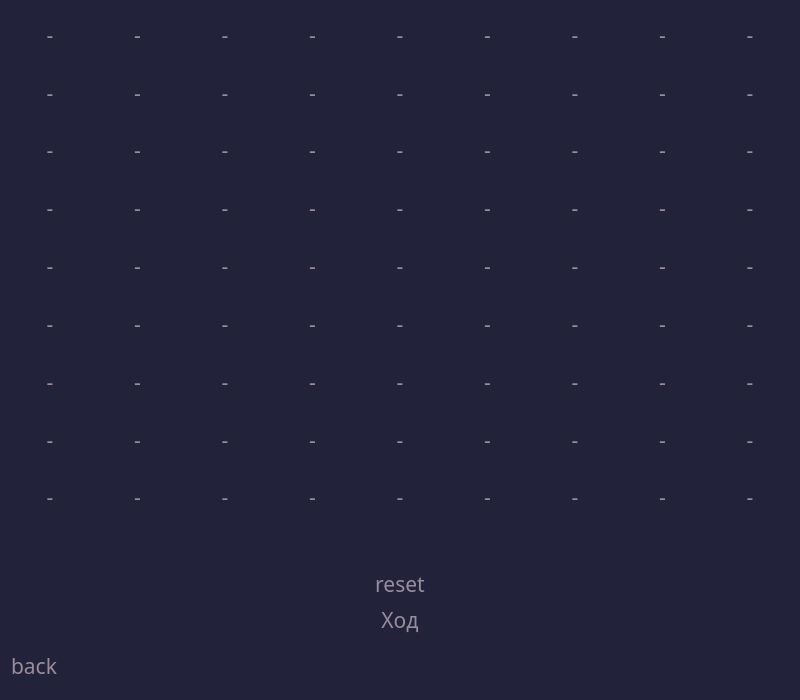
This is ui/ui_UltimateTicTacToe.ui in dreamonovich/Ultimate-TicTacToe as Qt 5 draws it before an edit. The edited form follows.
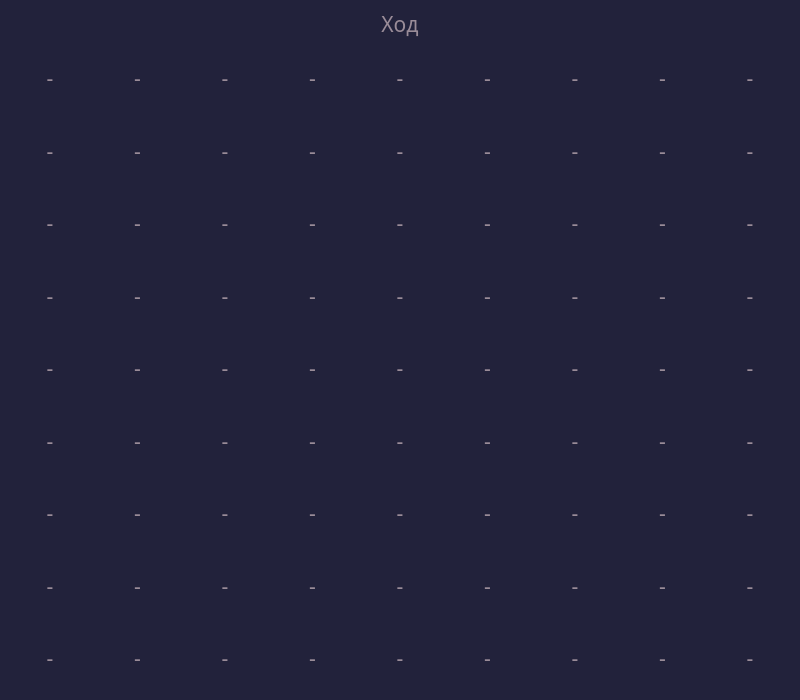
This is the edited form. Icons and pictures are not drawn. Custom widgets are drawn as their Qt base class.

Commit message: added after hovering fade effect

```diff
--- a/ui/ui_UltimateTicTacToe.ui
+++ b/ui/ui_UltimateTicTacToe.ui
@@ -47,12 +47,81 @@
 QPushButton:hover {
 	background-color: #2f2f50;
 }
+
+
 QPushButton:pressed {
 	background-color: #2a2a47;
+}
+
+btn_back : QPushButton {
+	icon-size: 100px;
 }</string>
   </property>
   <widget class="QWidget" name="centralwidget">
    <layout class="QVBoxLayout" name="verticalLayout">
+    <item>
+     <layout class="QHBoxLayout" name="horizontalLayout">
+      <item alignment="Qt::AlignLeft">
+       <widget class="QPushButton" name="btn_back">
+        <property name="text">
+         <string/>
+        </property>
+        <property name="icon">
+         <iconset resource="resources.qrc">
+          <normaloff>:/icons/icons/back_icon.svg</normaloff>:/icons/icons/back_icon.svg</iconset>
+        </property>
+        <property name="iconSize">
+         <size>
+          <width>40</width>
+          <height>40</height>
+         </size>
+        </property>
+       </widget>
+      </item>
+      <item>
+       <widget class="QLabel" name="label">
+        <property name="sizePolicy">
+         <sizepolicy hsizetype="Fixed" vsizetype="Fixed">
+          <horstretch>0</horstretch>
+          <verstretch>0</verstretch>
+         </sizepolicy>
+        </property>
+        <property name="layoutDirection">
+         <enum>Qt::LeftToRight</enum>
+        </property>
+        <property name="autoFillBackground">
+         <bool>false</bool>
+        </property>
+        <property name="text">
+         <string>Ход</string>
+        </property>
+        <property name="alignment">
+         <set>Qt::AlignCenter</set>
+        </property>
+       </widget>
+      </item>
+      <item alignment="Qt::AlignRight">
+       <widget class="QPushButton" name="btn_reset">
+        <property name="styleSheet">
+         <string notr="true">border-image : 'https://media.geeksforgeeks.org/wp-content/uploads/20200323172742/final97.png';</string>
+        </property>
+        <property name="text">
+         <string/>
+        </property>
+        <property name="icon">
+         <iconset resource="resources.qrc">
+          <normaloff>:/icons/icons/reset_icon.svg</normaloff>:/icons/icons/reset_icon.svg</iconset>
+        </property>
+        <property name="iconSize">
+         <size>
+          <width>40</width>
+          <height>40</height>
+         </size>
+        </property>
+       </widget>
+      </item>
+     </layout>
+    </item>
     <item>
      <layout class="QVBoxLayout" name="MainLayout">
       <item>
@@ -1151,90 +1220,18 @@
         </item>
        </layout>
       </item>
-      <item>
-       <spacer name="verticalSpacer">
-        <property name="orientation">
-         <enum>Qt::Vertical</enum>
-        </property>
-        <property name="sizeType">
-         <enum>QSizePolicy::Fixed</enum>
-        </property>
-        <property name="sizeHint" stdset="0">
-         <size>
-          <width>20</width>
-          <height>40</height>
-         </size>
-        </property>
-       </spacer>
-      </item>
-      <item alignment="Qt::AlignHCenter">
-       <widget class="QPushButton" name="btn_reset">
-        <property name="sizePolicy">
-         <sizepolicy hsizetype="Fixed" vsizetype="Fixed">
-          <horstretch>0</horstretch>
-          <verstretch>0</verstretch>
-         </sizepolicy>
-        </property>
-        <property name="text">
-         <string>reset</string>
-        </property>
-       </widget>
-      </item>
-      <item alignment="Qt::AlignHCenter">
-       <widget class="QLabel" name="label">
-        <property name="sizePolicy">
-         <sizepolicy hsizetype="Fixed" vsizetype="Fixed">
-          <horstretch>0</horstretch>
-          <verstretch>0</verstretch>
-         </sizepolicy>
-        </property>
-        <property name="layoutDirection">
-         <enum>Qt::LeftToRight</enum>
-        </property>
-        <property name="autoFillBackground">
-         <bool>false</bool>
-        </property>
-        <property name="text">
-         <string>Ход</string>
-        </property>
-        <property name="alignment">
-         <set>Qt::AlignCenter</set>
-        </property>
-       </widget>
-      </item>
-      <item>
-       <widget class="QPushButton" name="btn_back">
-        <property name="sizePolicy">
-         <sizepolicy hsizetype="Fixed" vsizetype="Fixed">
-          <horstretch>0</horstretch>
-          <verstretch>0</verstretch>
-         </sizepolicy>
-        </property>
-        <property name="minimumSize">
-         <size>
-          <width>50</width>
-          <height>50</height>
-         </size>
-        </property>
-        <property name="maximumSize">
-         <size>
-          <width>50</width>
-          <height>50</height>
-         </size>
-        </property>
-        <property name="layoutDirection">
-         <enum>Qt::LeftToRight</enum>
-        </property>
-        <property name="text">
-         <string>back</string>
-        </property>
-       </widget>
-      </item>
      </layout>
     </item>
    </layout>
   </widget>
  </widget>
+ <customwidgets>
+  <customwidget>
+   <class>PushButton</class>
+   <extends>QPushButton</extends>
+   <header>HoveringButton</header>
+  </customwidget>
+ </customwidgets>
  <tabstops>
   <tabstop>global_field_3_local_field_8</tabstop>
   <tabstop>global_field_3_local_field_1</tabstop>
```
Left out of the diff: 167 changed lines with no effect on the pictures. The commit also changes 2 other files.
